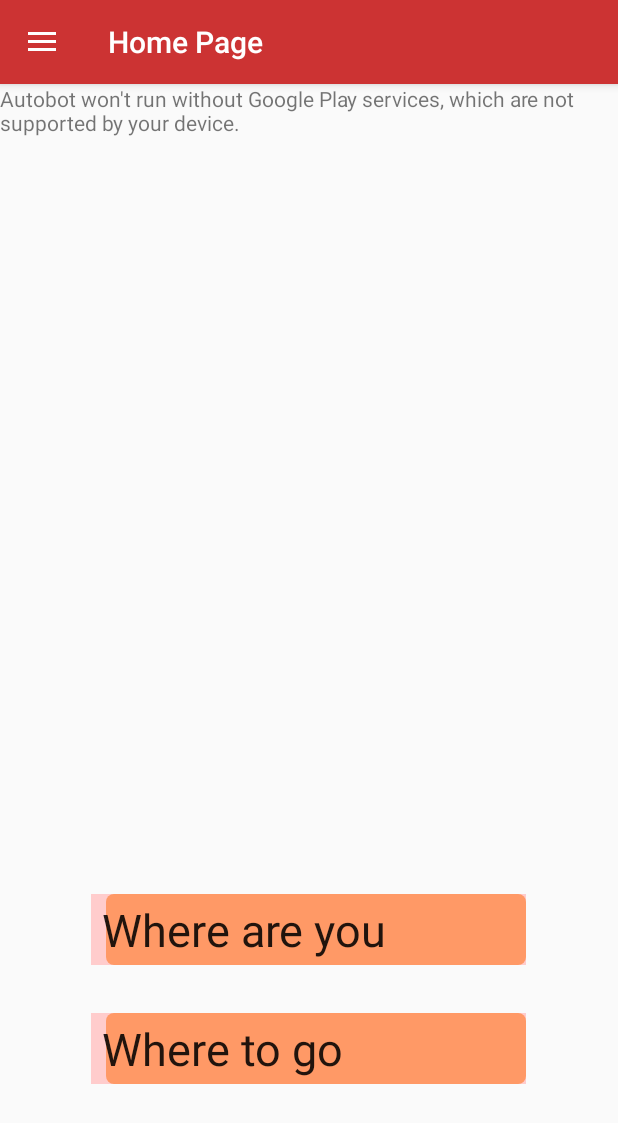
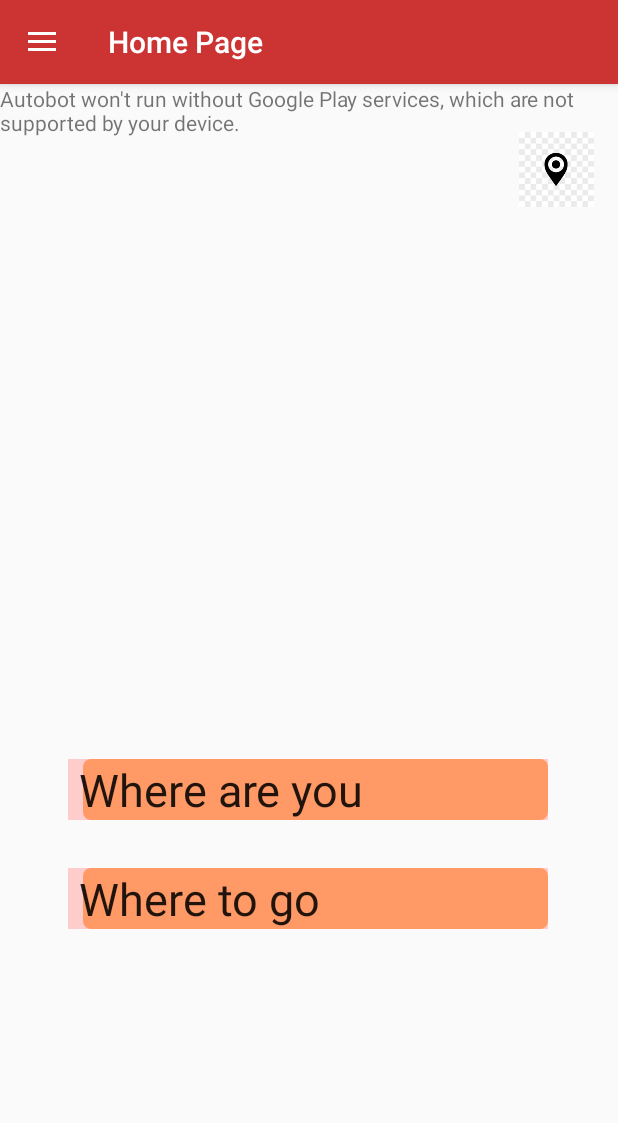
Before and after one commit to CMPUT301W20T05/Autobot, an Android app: the HomePageActivity screen opened directly, with no data from a screen before it, on a phone screen of 412 x 824 dp. Shown: the top 1123 px of the screen. Run offline under Robolectric (Android 15) with nearby library versions, the phone set to English and light mode, and no system bars.

Commit message:
add location icon

```diff
--- a/app/src/main/res/layout/home_page.xml
+++ b/app/src/main/res/layout/home_page.xml
@@ -24,9 +24,6 @@
             android:elevation="4dp"/>
         <androidx.constraintlayout.widget.ConstraintLayout
             android:id="@+id/fragment_container"
-            xmlns:android="http://schemas.android.com/apk/res/android"
-            xmlns:app="http://schemas.android.com/apk/res-auto"
-            xmlns:tools="http://schemas.android.com/tools"
             android:layout_width="match_parent"
             android:layout_height="match_parent"
             android:shape="oval"
@@ -41,11 +38,22 @@
                 android:layout_height="match_parent"
                 tools:context=".MainActivity" />
 
+            <ImageView
+                android:id="@+id/currentLocation"
+                android:layout_width="50dp"
+                android:layout_height="50dp"
+                android:layout_marginTop="32dp"
+                android:layout_marginEnd="16dp"
+                android:layout_marginRight="16dp"
+                android:background="@drawable/location"
+                app:layout_constraintEnd_toEndOf="parent"
+                app:layout_constraintTop_toTopOf="parent" />
+
             <EditText
                 android:id="@+id/editTextOriginLocation"
-                android:layout_width="290dp"
-                android:layout_height="47dp"
-                android:layout_marginTop="540dp"
+                android:layout_width="320dp"
+                android:layout_height="wrap_content"
+                android:layout_marginTop="450dp"
                 android:background="@drawable/text_style"
                 android:text=" Where are you"
                 android:textSize="30sp"
@@ -56,8 +64,8 @@
 
             <EditText
                 android:id="@+id/editTextDestinationLocation"
-                android:layout_width="290dp"
-                android:layout_height="47dp"
+                android:layout_width="320dp"
+                android:layout_height="wrap_content"
                 android:layout_marginTop="32dp"
                 android:background="@drawable/text_style"
                 android:text=" Where to go"
@@ -68,7 +76,9 @@
                 app:layout_constraintTop_toBottomOf="@+id/editTextOriginLocation" />
 
         </androidx.constraintlayout.widget.ConstraintLayout>
+
     </LinearLayout>
+
     <com.google.android.material.navigation.NavigationView
         android:layout_width="wrap_content"
         android:layout_height="match_parent"
--- a/app/src/main/res/layout/login.xml
+++ b/app/src/main/res/layout/login.xml
@@ -12,7 +12,7 @@
     <EditText
         android:id="@+id/editTextEmergencyContact"
         android:layout_width="wrap_content"
-        android:layout_height="64dp"
+        android:layout_height="60dp"
         android:layout_marginStart="32dp"
         android:layout_marginLeft="32dp"
         android:layout_marginTop="64dp"
--- a/app/src/main/res/layout/signup_activity.xml
+++ b/app/src/main/res/layout/signup_activity.xml
@@ -24,13 +24,10 @@
         android:id="@+id/textViewOriginLocation"
         android:layout_width="wrap_content"
         android:layout_height="wrap_content"
-        android:layout_marginStart="92dp"
-        android:layout_marginLeft="92dp"
         android:layout_marginTop="12dp"
         android:text="@string/already_have_an_account"
         android:textColor="@color/grey"
         app:layout_constraintEnd_toEndOf="parent"
-        app:layout_constraintHorizontal_bias="0.019"
         app:layout_constraintStart_toStartOf="parent"
         app:layout_constraintTop_toBottomOf="@+id/imageView"
         tools:ignore="MissingConstraints">
@@ -41,15 +38,12 @@
         android:id="@+id/textViewGoToSignUp"
         android:layout_width="wrap_content"
         android:layout_height="wrap_content"
-        android:layout_marginStart="152dp"
-        android:layout_marginLeft="152dp"
         android:layout_marginTop="8dp"
         android:clickable="true"
         android:focusable="true"
         android:text="@string/sign_in"
         android:textColor="@color/red"
         app:layout_constraintEnd_toEndOf="parent"
-        app:layout_constraintHorizontal_bias="0.0"
         app:layout_constraintStart_toStartOf="parent"
         app:layout_constraintTop_toBottomOf="@+id/textViewOriginLocation">
 
```
Also changed, not shown: app/src/main/res/drawable/location.png (added), 5 other files.
